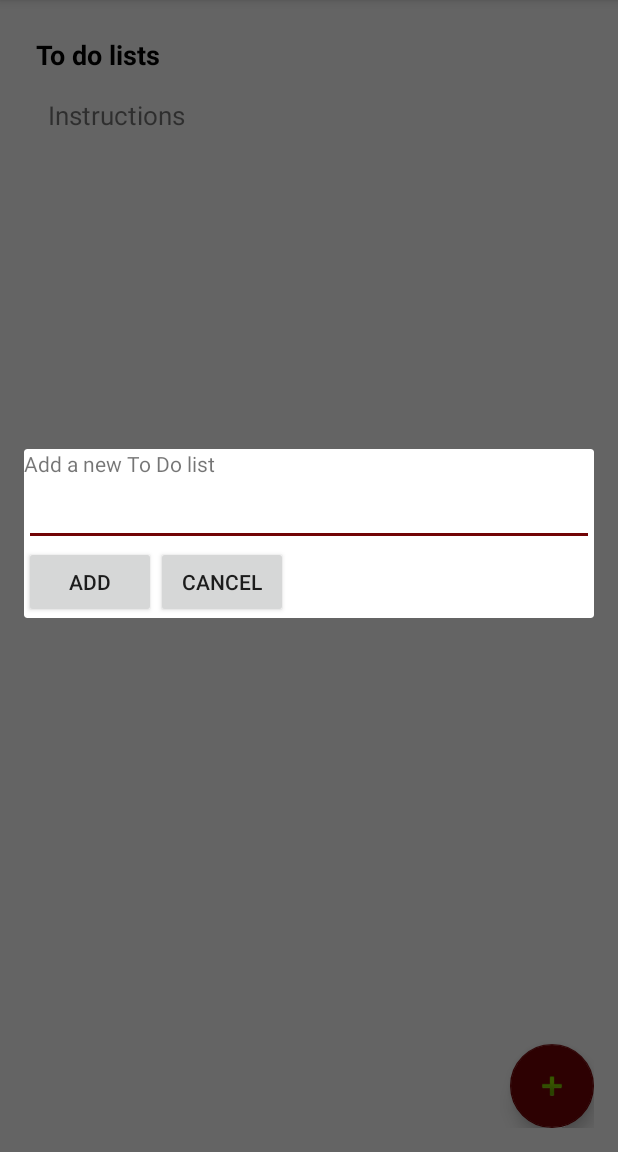
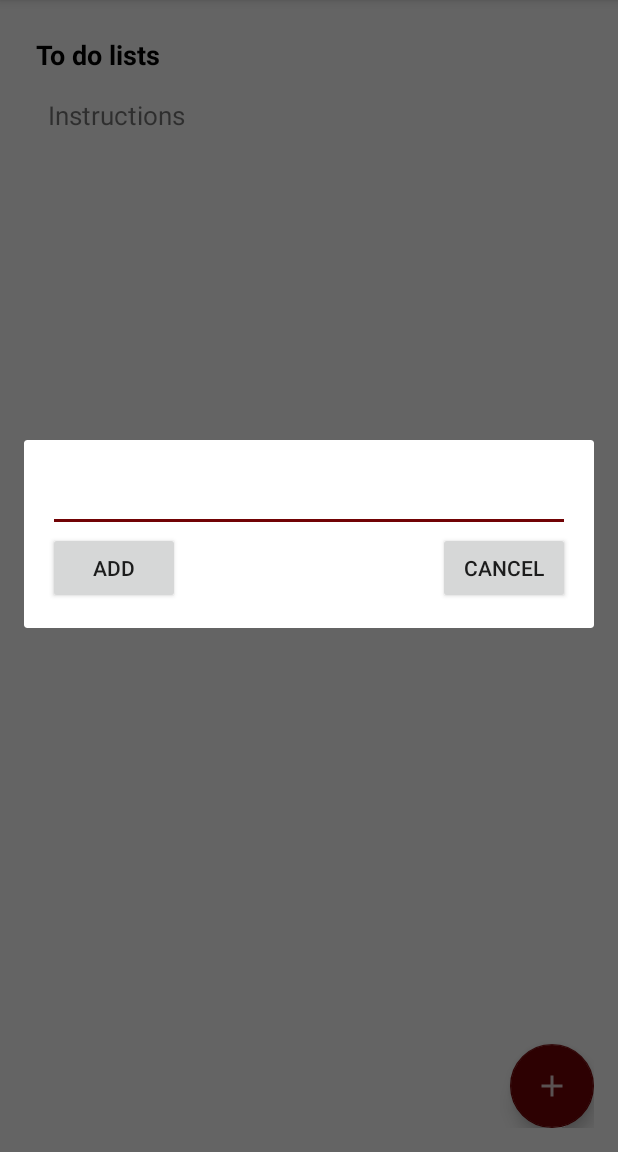
Before and after one commit to nadeche/NadecheStuder-pset4, an Android app: the screen it shows after launch (ListToDoListsActivity), after a tap on an icon or button, on a phone screen of 412 x 824 dp, the part 84-1236 px from its top. Run offline under Robolectric (Android 15) with nearby library versions, the phone set to English and light mode, and no system bars.

Commit message:
Complete commit. Implementation of deletion of a to do list. Comments optimized. README and screenshots added.

```diff
--- a/app/src/main/java/com/example/nadeche/nadechestuder_pset4/ListToDoListAdapter.java
+++ b/app/src/main/java/com/example/nadeche/nadechestuder_pset4/ListToDoListAdapter.java
@@ -11,6 +11,8 @@ import java.util.List;
 
 /**
  * Created by Nadeche Studer
+ *
+ * This custom arrayAdapter adapts to do lists to a listView.
  */
 public class ListToDoListAdapter extends ArrayAdapter <ToDoList> {
 
@@ -27,9 +29,9 @@ public class ListToDoListAdapter extends ArrayAdapter <ToDoList> {
 
         ToDoList toDoList = getItem(position);
 
+        // set the title of the list to a textView
         TextView toDoListTextView = (TextView) listItemView.findViewById(R.id.toDoTextView);
         toDoListTextView.setText(toDoList.getTitle());
-
 
         return listItemView;
     }
--- a/app/src/main/java/com/example/nadeche/nadechestuder_pset4/ListToDoListsActivity.java
+++ b/app/src/main/java/com/example/nadeche/nadechestuder_pset4/ListToDoListsActivity.java
@@ -1,8 +1,10 @@
 package com.example.nadeche.nadechestuder_pset4;
 
 import android.app.Dialog;
+import android.content.DialogInterface;
 import android.content.Intent;
 import android.support.design.widget.FloatingActionButton;
+import android.support.v7.app.AlertDialog;
 import android.support.v7.app.AppCompatActivity;
 import android.os.Bundle;
 import android.view.View;
@@ -10,67 +12,104 @@ import android.widget.AdapterView;
 import android.widget.Button;
 import android.widget.EditText;
 import android.widget.ListView;
+import android.widget.Toast;
 
+/**
+ * Created by Nadeche Studer
+ *
+ * This activity shows the list of to do lists saved in the database.
+ * The user can add new list with the floating action button at the bottom.
+ * The user can also delete a list by tapping and holding.
+ */
 public class ListToDoListsActivity extends AppCompatActivity {
 
-    //private ToDoListDbHelper toDoListDbHelper;  // handles all database interactions
-    //private ToDoItemListAdapter toDoListAdapter;    // handles the display of the to do items
-    private ListView toDoListsListView;         // holds the to do lists in display
-    private ToDoManagerSingleton toDoManagerSingleton;
-    private ListToDoListAdapter listToDoListAdapter;
-    //private List<ToDoItem> toDoList;            // hold the to do items in memory
+    private ListView toDoListsListView;                 // holds the to do lists in display
+    private ToDoManagerSingleton toDoManagerSingleton;  // holds all to do lists and their items as saved in the database
+    private ListToDoListAdapter listToDoListAdapter;    // handles the display of the to do lists
 
     @Override
     protected void onCreate(Bundle savedInstanceState) {
         super.onCreate(savedInstanceState);
         setContentView(R.layout.activity_list_to_do_lists);
 
+        // initialize fields
         toDoManagerSingleton = ToDoManagerSingleton.getInstance();
         toDoManagerSingleton.readToDos(this);
-
         listToDoListAdapter = new ListToDoListAdapter(this, toDoManagerSingleton.getToDoListList());
-
         toDoListsListView = (ListView)findViewById(R.id.toDoListsListView);
         toDoListsListView.setAdapter(listToDoListAdapter);
+        FloatingActionButton fabAdd = (FloatingActionButton)findViewById(R.id.fab_add);
 
-        FloatingActionButton fabAdd = (FloatingActionButton)findViewById(R.id.fab_add);
-        //
+        // with tap on floating action button, open dialog so the user can enter a new list
         fabAdd.setOnClickListener(new View.OnClickListener() {
             @Override
             public void onClick(View v) {
+                dialogAddList();
+            }
+        });
 
+        // with tap on a list title, go to the next activity to show the items of that list
+        toDoListsListView.setOnItemClickListener(new AdapterView.OnItemClickListener() {
+            @Override
+            public void onItemClick(AdapterView<?> parent, View view, int position, long id) {
+                goToList(position);
+            }
+        });
+
+        // with tap and hold, open alert dialog to make sure the user wants to delete the list and its items
+        toDoListsListView.setOnItemLongClickListener(new AdapterView.OnItemLongClickListener() {
+            @Override
+            public boolean onItemLongClick(AdapterView<?> parent, View view, int position, long id) {
+                return alertDialogDeleteList(position);
+            }
+        });
+
+    }
+
+    /** Opens a dialog where the user can enter a new to do list.
+     * The list will be added to the database and the singleton.
+     * It checks if there is text to save. */
+    private void dialogAddList() {
+
+        // open dialog and set the layout
         final Dialog dialog = new Dialog(ListToDoListsActivity.this);
         dialog.setContentView(R.layout.dialog_add_list);
-                dialog.setTitle(getText(R.string.add));
+        dialog.setTitle(getText(R.string.dialog_message));
 
         Button addListButton = (Button)dialog.findViewById(R.id.addNewListButton);
         Button cancelButton = (Button) dialog.findViewById(R.id.dialogCancel);
         addListButton.setOnClickListener(new View.OnClickListener() {
             @Override
             public void onClick(View v) {
-
+                // add the new list title
                 EditText newListTitleEditText = (EditText) dialog.findViewById(R.id.newListTitleEditText);
                 String newListTitle = newListTitleEditText.getText().toString();
+                if(newListTitle.isEmpty()) {
+                    // when the title is empty let the user know and close the dialog
+                    Toast.makeText(ListToDoListsActivity.this, getText(R.string.toast_nothing_to_save),Toast.LENGTH_SHORT).show();
+                    dialog.dismiss();
+                }
                 toDoManagerSingleton.insertToDoList(ListToDoListsActivity.this, newListTitle);
+
+                listToDoListAdapter.notifyDataSetChanged();
 
                 dialog.dismiss();
             }
         });
-
         cancelButton.setOnClickListener(new View.OnClickListener() {
             @Override
             public void onClick(View v) {
+                // let the user know the action was canceled and close the dialog
+                Toast.makeText(ListToDoListsActivity.this, getText(R.string.toast_canceled),Toast.LENGTH_SHORT).show();
                 dialog.dismiss();
             }
         });
         dialog.show();
     }
-        });
 
-        toDoListsListView.setOnItemClickListener(new AdapterView.OnItemClickListener() {
-            @Override
-            public void onItemClick(AdapterView<?> parent, View view, int position, long id) {
-
+    /** Starts the ToDolListActivity.
+     * Opens the to do list that was clicked. */
+    private void goToList(int position) {
         ToDoList toDoList = (ToDoList) toDoListsListView.getItemAtPosition(position);
 
         Intent intent = new Intent(ListToDoListsActivity.this, ToDoListActivity.class);
@@ -78,8 +117,41 @@ public class ListToDoListsActivity extends AppCompatActivity {
         intent.putExtra("toDoListId",toDoList.getId() );
         startActivity(intent);
     }
+
+    /** Displays a dialog to the user to ask if they want to delete the list they just taped and held.
+     * If they are sure this deletes the list and its items and updates the listView.
+     * If they don't want to delete the list it closes the dialog and does nothing  */
+    private boolean alertDialogDeleteList(final int position){
+
+        // open alert dialog and display dialog message
+        AlertDialog.Builder alertDialogDeleteList = new AlertDialog.Builder(ListToDoListsActivity.this);
+        alertDialogDeleteList.setMessage(getText(R.string.alert_dialog_delete_list_message));
+
+        alertDialogDeleteList.setPositiveButton(getText(R.string.yes), new DialogInterface.OnClickListener() {
+            @Override
+            public void onClick(DialogInterface dialog, int which) {
+
+                //  with a click on the yes button delete the list
+                ToDoList deleteList = (ToDoList) toDoListsListView.getItemAtPosition(position);
+                toDoManagerSingleton.deleteToDoList(ListToDoListsActivity.this, deleteList);
+
+                // let the user know the list has been deleted
+                Toast.makeText(ListToDoListsActivity.this, getText(R.string.toast_deleted), Toast.LENGTH_SHORT).show();
+
+                listToDoListAdapter.notifyDataSetChanged();
+            }
         });
+        alertDialogDeleteList.setNegativeButton(getText(R.string.no), new DialogInterface.OnClickListener() {
+            @Override
+            public void onClick(DialogInterface dialog, int which) {
 
+                // with a click on the no button let the user know the deletion has been canceled
+                Toast.makeText(ListToDoListsActivity.this,getText(R.string.toast_canceled), Toast.LENGTH_SHORT).show();
+                dialog.cancel();
+            }
+        });
+        alertDialogDeleteList.show();
 
+        return true;
     }
 }
--- a/app/src/main/java/com/example/nadeche/nadechestuder_pset4/ToDoItem.java
+++ b/app/src/main/java/com/example/nadeche/nadechestuder_pset4/ToDoItem.java
@@ -9,10 +9,10 @@ import android.content.Context;
  */
 class ToDoItem {
 
-    private long id;             // holds the id from the corresponding database row
+    private long id;            // holds the id from the corresponding database row
     private String task;        // holds the task to do
     private boolean isDone;     // holds whether a task is done(true) or not(false)
-    private long listId;         // holds the table id of the list name the to do item belongs to
+    private long listId;        // holds the id of the list name the to do item belongs to
 
     public ToDoItem(long id, String task, long listId) {
         setId(id);
@@ -30,15 +30,17 @@ class ToDoItem {
         this.id = id;
     }
 
-    // get and set isDone
+    // get isDone
     public boolean isDone() {
         return isDone;
     }
 
+    /** Sets isDone only in the ToDoItem */
     public void setDone(boolean done) {
         isDone = done;
     }
 
+    /** Sets isDone in the ToDoItem and the database*/
     public void setDone(boolean done, Context context) {
         setDone(done);
 
@@ -55,11 +57,7 @@ class ToDoItem {
         this.task = task;
     }
 
-    // get and set listId
-    public long getListId() {
-        return listId;
-    }
-
+    // set listId
     public void setListId(long listId) {
         this.listId = listId;
     }
--- a/app/src/main/java/com/example/nadeche/nadechestuder_pset4/ToDoItemListAdapter.java
+++ b/app/src/main/java/com/example/nadeche/nadechestuder_pset4/ToDoItemListAdapter.java
@@ -15,9 +15,8 @@ import java.util.List;
  * Created by Nadeche Studer
  *
  * This custom arrayAdapter adapts ToDoItems to a listView.
- * It checks if a ToDOItem is done or not and sets the corresponding textView attributes.
+ * It checks if a ToDoItem is done or not and sets the corresponding textView attributes.
  */
-
 class ToDoItemListAdapter extends ArrayAdapter <ToDoItem> {
 
     public ToDoItemListAdapter(Context context, List<ToDoItem> toDoList) {
--- a/app/src/main/java/com/example/nadeche/nadechestuder_pset4/ToDoListDbHelper.java
+++ b/app/src/main/java/com/example/nadeche/nadechestuder_pset4/ToDoListDbHelper.java
@@ -12,14 +12,16 @@ import java.util.List;
 /**
  * Created by Nadeche Studer
  *
- * This database helper creates a database with 3 columns: id, task, isDone.
- * It holds the users to do tasks and whether the task is done or not.
- * With the creation of the database are three tasks created with instruction on how to use the app.
+ * This database helper creates a database with 2 tables, to hold to do lists and to hold to do items.
+ * The lists table holds 2 columns: id and title.
+ * The items table holds 4 columns: id, task, isDone, listId.
+ * It holds the users to do tasks, whether the task is done or not and to which list it belongs.
+ * With the creation of the database, one list with three tasks are created, with instruction on how to use the app.
  *
- * This database helper can also insert new rows in the database.
- * Read the entire database and pass it back as a ToDoItem list object.
- * Update existing rows in the database by passing it a ToDoItem.
- * Delete an existing row in the database by passing it a ToDoItem.
+ * This database helper can also insert new rows in each table.
+ * Read the entire database and pass it back.
+ * Update existing rows in each table.
+ * Delete an existing row in each table. When a to do list is deleted the corresponding items are also deleted.
  */
 class ToDoListDbHelper extends SQLiteOpenHelper {
 
@@ -57,7 +59,7 @@ class ToDoListDbHelper extends SQLiteOpenHelper {
                 TITLE_LISTS_COLUMN + " TEXT NOT NULL)";
         db.execSQL(CREATE_TABLE_LISTS);
 
-        // create to do list table
+        // create to do items table
         String CREATE_TABLE_TO_DOS = "CREATE TABLE " + TABLE_NAME_TO_DOS + "(" +
                 _ID + " INTEGER PRIMARY KEY AUTOINCREMENT, " +
                 TASK_TO_DOS_COLUMN + " TEXT NOT NULL, " +
@@ -65,29 +67,26 @@ class ToDoListDbHelper extends SQLiteOpenHelper {
                 LIST_ID_TO_DOS_COLUMN + " INTEGER NOT NULL)";
         db.execSQL(CREATE_TABLE_TO_DOS);
 
-        // insert dummy list
+        // insert instruction list
         String INSERT_DUMMY_LIST = "INSERT INTO " + TABLE_NAME_LISTS + " (" + TITLE_LISTS_COLUMN + ") " +
                 "VALUES('Instructions')";
         db.execSQL(INSERT_DUMMY_LIST);
-        Log.d("insert of dummy list", INSERT_DUMMY_LIST);
 
-        // get id from first list
+        // get the id from the instruction list
         String query = "SELECT "+ _ID + " FROM " + TABLE_NAME_LISTS;
         Cursor cursor = db.rawQuery(query, null);
-        Log.d("select query", query);
-        long dummyListId = -1;
+        long instructionListId = -1;
         if(cursor.moveToFirst()) {
             int idColumnIndex = cursor.getColumnIndex(_ID);
-            dummyListId = cursor.getLong(idColumnIndex);
+            instructionListId = cursor.getLong(idColumnIndex);
         }
         cursor.close();
-        Log.d("dummyListId", String.valueOf(dummyListId));
 
         // insert instructions on how to use the app
         db.execSQL("INSERT INTO " + TABLE_NAME_TO_DOS + "(" + TASK_TO_DOS_COLUMN + ", " + LIST_ID_TO_DOS_COLUMN + ") " +
-                "VALUES('"+ activityContext.getText(R.string.db_instruction_entry_add) +"', " + dummyListId + ")," +
-                "('" + activityContext.getText(R.string.db_instruction_entry_done) +"', " + dummyListId + ")," +
-                "('" + activityContext.getText(R.string.db_instruction_entry_delete)+"', " + dummyListId + ")");
+                "VALUES('"+ activityContext.getText(R.string.db_instruction_entry_add) +"', " + instructionListId + ")," +
+                "('" + activityContext.getText(R.string.db_instruction_entry_done) +"', " + instructionListId + ")," +
+                "('" + activityContext.getText(R.string.db_instruction_entry_delete)+"', " + instructionListId + ")");
     }
 
     @Override
@@ -98,14 +97,15 @@ class ToDoListDbHelper extends SQLiteOpenHelper {
         onCreate(db);
     }
 
-    //---------------- method for both tables ----------------//
+    //----------------------- method involving both tables -----------------------//
 
-    /** Reads the current records of both tables and saves it in the ToDoList list */
+    /** Reads all current rows of both tables and saves it in the ToDoList list(singleton) */
     public void readAll(List<ToDoList> toDoListList) {
 
         SQLiteDatabase db = getReadableDatabase();
 
-        String query = "SELECT " + TABLE_NAME_TO_DOS + ".*, " + TITLE_LISTS_COLUMN + ", " + TABLE_NAME_LISTS + "." + _ID + " AS listId2 FROM " + TABLE_NAME_LISTS +
+        // get all information from the database, join titleListId from lists to listId from items, sort by titleListId and itemListId
+        String query = "SELECT " + TABLE_NAME_TO_DOS + ".*, " + TITLE_LISTS_COLUMN + ", " + TABLE_NAME_LISTS + "." + _ID + " AS titleListId FROM " + TABLE_NAME_LISTS +
                 " LEFT JOIN " + TABLE_NAME_TO_DOS + " ON " + TABLE_NAME_LISTS + "." + _ID +
                 " = " + TABLE_NAME_TO_DOS + "." + LIST_ID_TO_DOS_COLUMN +
                 " ORDER BY " + TABLE_NAME_LISTS + "." + _ID + ", " + TABLE_NAME_TO_DOS + "." + _ID;
@@ -120,34 +120,33 @@ class ToDoListDbHelper extends SQLiteOpenHelper {
             int taskColumnIndex = cursor.getColumnIndex(TASK_TO_DOS_COLUMN);
             int isDoneColumnIndex = cursor.getColumnIndex(IS_DONE_TO_DOS_COLUMN);
             int titleColumnIndex = cursor.getColumnIndex(TITLE_LISTS_COLUMN);
-            int listId2ColumnIndex = cursor.getColumnIndex("listId2");
+            int titleListId = cursor.getColumnIndex("titleListId");
             long lastListId = 0;
             ToDoList toDoList = null;
 
             // save the new items in the ToDoListList
             do {
-                if(cursor.getLong(listId2ColumnIndex) > lastListId) {
+                if(cursor.getLong(titleListId) > lastListId) {
+                    // create new to do list
                     toDoList = new ToDoList(
-                            cursor.getLong(listId2ColumnIndex),
+                            cursor.getLong(titleListId),
                             cursor.getString(titleColumnIndex));
 
                     toDoListList.add(toDoList);
-                    Log.d("new toDoList", String.valueOf(lastListId));
                 }
 
                 if (!cursor.isNull(_idColumnIndex)) {
+                    // create new to do item
                     ToDoItem toDoItem = new ToDoItem(
                     cursor.getLong(_idColumnIndex),
                     cursor.getString(taskColumnIndex),
-                    cursor.getLong(listId2ColumnIndex));
+                    cursor.getLong(titleListId));
                     toDoItem.setDone(cursor.getInt(isDoneColumnIndex) == 1);
 
                     toDoList.getToDoList().add(toDoItem);
                 }
 
-                lastListId = cursor.getLong(listId2ColumnIndex);
-                Log.d("lastListId", String.valueOf(lastListId));
-                Log.d("list name", cursor.getString(titleColumnIndex));
+                lastListId = cursor.getLong(titleListId);
             } while(cursor.moveToNext());
         }
         cursor.close();
@@ -155,9 +154,10 @@ class ToDoListDbHelper extends SQLiteOpenHelper {
     }
 
 
-    //---------------- CRUD methods for to do item table ----------------//
+    //------------------- CUD methods for to do item table -------------------//
 
-    /** Inserts a new row in the to do's table with corresponding listId, sets the is_done column to default false */
+    /** Inserts a new row in the to do's table with corresponding listId, sets the is_done column to default false.
+     * Returns the id of the new inserted row */
     public long insert(String task, long listId) {
 
         SQLiteDatabase db = getWritableDatabase();
@@ -171,40 +171,6 @@ class ToDoListDbHelper extends SQLiteOpenHelper {
         db.close();
 
         return rowId;
-    }
-
-    /** Reads the current to do's table and saves it in the ToDoItem list */
-    public void read(List<ToDoItem> toDoList, long listId) {
-
-        SQLiteDatabase db = getReadableDatabase();
-
-        String query = "SELECT * FROM " + TABLE_NAME_TO_DOS + " WHERE " + _ID + " = ?";
-        Cursor toDoCursor = db.rawQuery(query, new String[]{String.valueOf(listId)});
-
-        // clear the current toDoList
-        toDoList.clear();
-
-        if(toDoCursor.moveToFirst()) {
-
-            int _idColumnIndex = toDoCursor.getColumnIndex(_ID);
-            int taskColumnIndex = toDoCursor.getColumnIndex(TASK_TO_DOS_COLUMN);
-            int isDoneColumnIndex = toDoCursor.getColumnIndex(IS_DONE_TO_DOS_COLUMN);
-            int listIdColumnIndex = toDoCursor.getColumnIndex(LIST_ID_TO_DOS_COLUMN);
-
-            // save the new items in the ToDoList
-            do{
-                ToDoItem toDoItem = new ToDoItem(
-                        toDoCursor.getLong(_idColumnIndex),
-                        toDoCursor.getString(taskColumnIndex),
-                        toDoCursor.getLong(listIdColumnIndex));
-                toDoItem.setDone(toDoCursor.getInt(isDoneColumnIndex) == 1);
-
-                toDoList.add(toDoItem);
-
-            } while(toDoCursor.moveToNext());
-        }
-        toDoCursor.close();
-        db.close();
     }
 
     /** Updates a row of the to do's table, corresponding with the passed toDoItem */
@@ -221,7 +187,7 @@ class ToDoListDbHelper extends SQLiteOpenHelper {
         db.close();
     }
 
-    /** Deletes a row of the to do's table, corresponding with the passed toDoItem */
+    /** Deletes a row of the to do's table, corresponding with the passed toDoItem. */
     public void delete(ToDoItem toDoItem){
 
         SQLiteDatabase db = getWritableDatabase();
@@ -231,9 +197,10 @@ class ToDoListDbHelper extends SQLiteOpenHelper {
         db.close();
     }
 
-    //---------------- CRUD methods for to do lists table ----------------//
+    //------------------- methods for to do lists table -------------------//
 
-    /** Inserts a new row in the to do lists table and ads a list title*/
+    /** Inserts a new row in the to do lists table with a list title.
+     * Returns the rowId of the new entry. */
     public  long insert(String listTitle) {
         SQLiteDatabase db = getWritableDatabase();
 
@@ -245,49 +212,6 @@ class ToDoListDbHelper extends SQLiteOpenHelper {
         db.close();
 
         return rowId;
-    }
-
-    /** Reads the current to do lists table and saves it in the ToDoList list */
-    public void read(List<ToDoList> toDoListList) {
-
-        SQLiteDatabase db = getReadableDatabase();
-
-        String query = "SELECT * FROM " + TABLE_NAME_LISTS;
-        Cursor toDoCursor = db.rawQuery(query, null);
-
-        // clear the current toDoListList
-        toDoListList.clear();
-
-        if(toDoCursor.moveToFirst()) {
-
-            int _idColumnIndex = toDoCursor.getColumnIndex(_ID);
-            int titleColumnIndex = toDoCursor.getColumnIndex(TITLE_LISTS_COLUMN);
-
-            // save the new items in the ToDoList
-            do{
-                ToDoList toDoList = new ToDoList(
-                        toDoCursor.getLong(_idColumnIndex),
-                        toDoCursor.getString(titleColumnIndex));
-
-                toDoListList.add(toDoList);
-
-            } while(toDoCursor.moveToNext());
-        }
-        toDoCursor.close();
-        db.close();
-    }
-
-    /** Updates a row of the to do lists table, corresponding with the passed toDoList */
-    public void update(ToDoList toDoList){
-
-        SQLiteDatabase db = getWritableDatabase();
-
-        ContentValues contentValues = new ContentValues();
-        contentValues.put(TITLE_LISTS_COLUMN, toDoList.getTitle());
-
-        db.update(TABLE_NAME_LISTS,contentValues,_ID + "=?" , new String[]{String.valueOf(toDoList.getId())});
-
-        db.close();
     }
 
     /** Deletes a row of the to do lists table, corresponding with the passed toDoList,
--- a/app/src/main/res/layout/activity_list_to_do_lists.xml
+++ b/app/src/main/res/layout/activity_list_to_do_lists.xml
@@ -31,7 +31,7 @@
     </ListView>
 
     <android.support.design.widget.FloatingActionButton
-        android:src="@android:drawable/ic_input_add"
+        android:src="@drawable/ic_plus"
         android:id="@+id/fab_add"
         app:fabSize="normal"
         android:layout_width="wrap_content"
--- a/app/src/main/res/layout/dialog_add_list.xml
+++ b/app/src/main/res/layout/dialog_add_list.xml
@@ -1,34 +1,38 @@
 <?xml version="1.0" encoding="utf-8"?>
 <RelativeLayout xmlns:android="http://schemas.android.com/apk/res/android"
     android:orientation="vertical"
-    android:layout_width="match_parent"
-    android:layout_height="match_parent">
-
-    <TextView
     android:layout_width="wrap_content"
     android:layout_height="wrap_content"
-        android:id="@+id/dialogMessage"
-        android:text="@string/dialog_message"/>
+    android:paddingBottom="@dimen/activity_vertical_margin"
+    android:paddingLeft="@dimen/activity_horizontal_margin"
+    android:paddingRight="@dimen/activity_horizontal_margin"
+    android:paddingTop="@dimen/activity_vertical_margin">
+
 
     <EditText
         android:layout_width="match_parent"
         android:layout_height="wrap_content"
-        android:id="@+id/newListTitleEditText"
-        android:layout_below="@+id/dialogMessage"/>
+        android:id="@+id/newListTitleEditText"/>
 
+    <RelativeLayout
+        android:layout_width="match_parent"
+        android:layout_height="wrap_content"
+        android:gravity="center_horizontal"
+        android:layout_below="@+id/newListTitleEditText">
         <Button
             android:layout_width="wrap_content"
             android:layout_height="wrap_content"
             android:id="@+id/addNewListButton"
-        android:layout_below="@+id/newListTitleEditText"
-        android:text="@string/add"/>
+            android:text="@string/add"
+            android:layout_alignParentLeft="true"
+            android:layout_alignParentStart="true"/>
         <Button
             android:layout_width="wrap_content"
             android:layout_height="wrap_content"
             android:id="@+id/dialogCancel"
             android:text="@string/cancel"
-        android:layout_below="@+id/newListTitleEditText"
-        android:layout_toRightOf="@+id/addNewListButton"
-        android:layout_toEndOf="@+id/addNewListButton" />
+            android:layout_alignParentRight="true"
+            android:layout_alignParentEnd="true" />
+    </RelativeLayout>
 
 </RelativeLayout>
--- a/app/src/main/res/values/strings.xml
+++ b/app/src/main/res/values/strings.xml
@@ -6,7 +6,7 @@
     <string name="toast_done">Done</string>
     <string name="toast_saved">Saved</string>
     <string name="toast_nothing_to_save">Nothing to save</string>
-    <string name="delete_alert_message">Are you sure you want to delete this task?</string>
+    <string name="alert_dialog_delete_item_message">Are you sure you want to delete this task?</string>
     <string name="yes">Yes</string>
     <string name="no">No</string>
     <string name="toast_deleted">Deleted</string>
@@ -17,4 +17,5 @@
     <string name="to_do_lists">To do lists</string>
     <string name="dialog_message">Add a new To Do list</string>
     <string name="cancel">Cancel</string>
+    <string name="alert_dialog_delete_list_message">Are you sure you want to delete this list and its contents?</string>
 </resources>
```
Also changed, not shown: app/src/main/java/com/example/nadeche/nadechestuder_pset4/ToDoList.java (+7 -6 lines), app/src/main/java/com/example/nadeche/nadechestuder_pset4/ToDoListActivity.java (+18 -25 lines), app/src/main/java/com/example/nadeche/nadechestuder_pset4/ToDoManagerSingleton.java (+24 -13 lines), app/src/main/res/drawable/ic_plus.png (added), 3 other files. Lines whose indentation alone changed are shown as unchanged.
